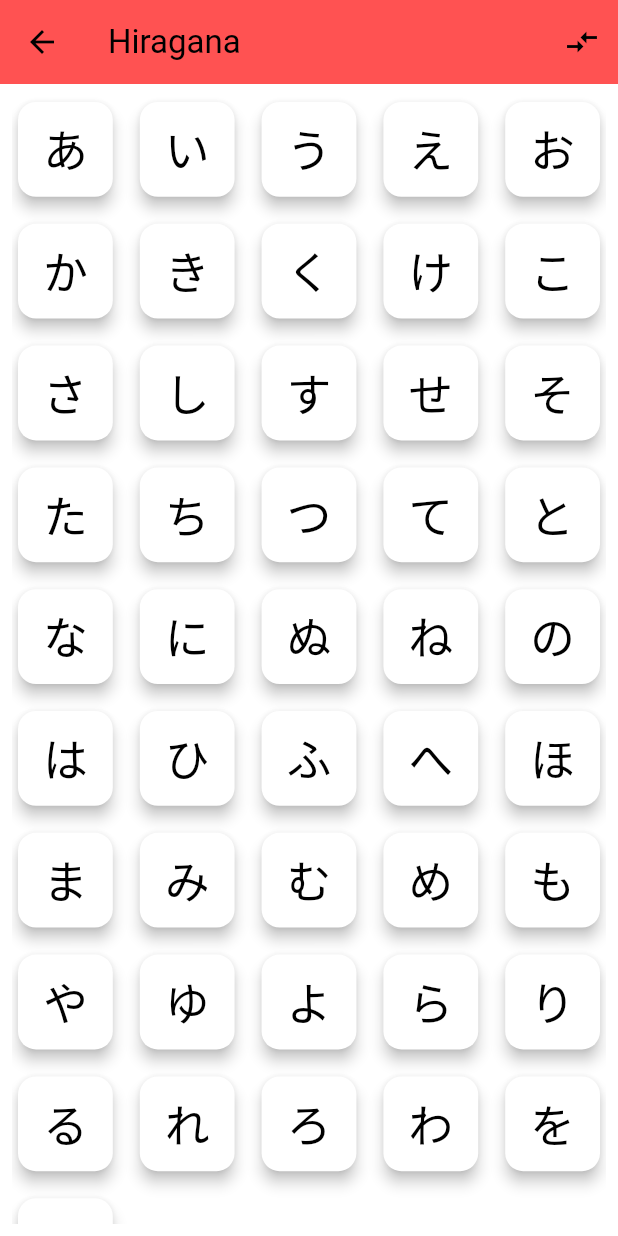
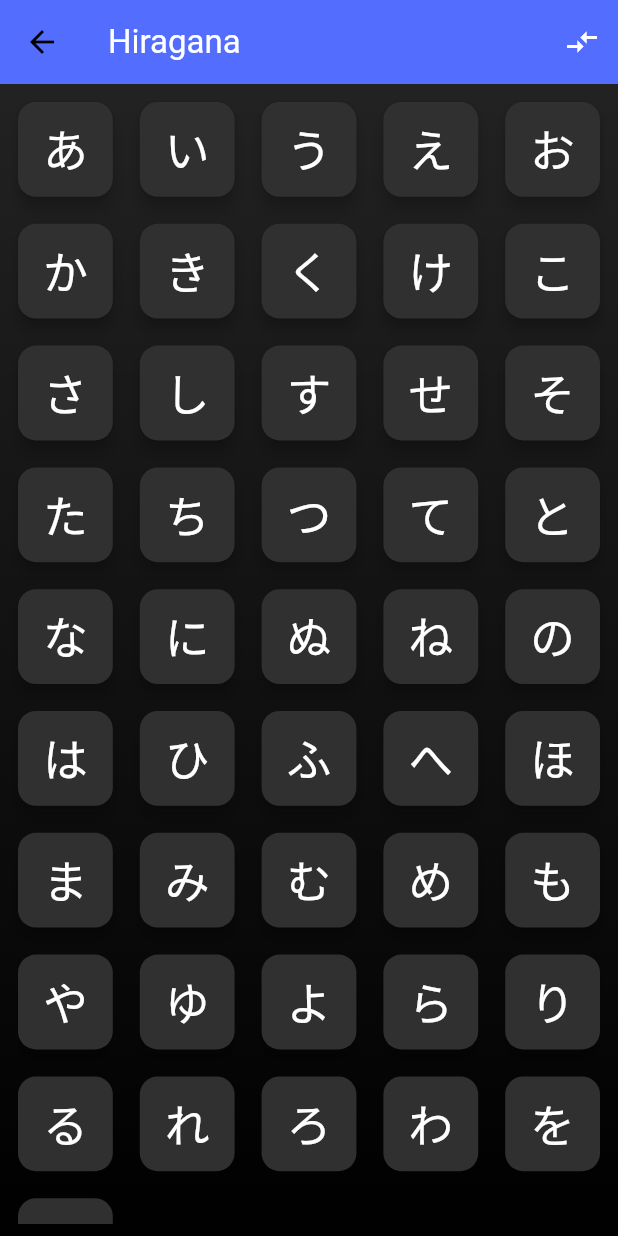
Before and after one commit to vizcacha22/-, a Flutter app: the FlashcardScreenJP screen opened by its route, on a phone screen of 412 x 824 dp. Run offline on Flutter 3.47's test engine with Material 3 defaults, Android fonts, the phone set to English and light mode, and no system bars; our stand-ins replace audioplayers, cached_network_image, connectivity_plus, dash_chat_2, equatable, firebase_auth and 6 more; accounts and stored records are empty.

Commit message:
Interfaz mejora de las flascards :V

```diff
--- a/lib/presentation/flashcards/flashcards_japanese.dart
+++ b/lib/presentation/flashcards/flashcards_japanese.dart
@@ -146,16 +146,26 @@ class FlashcardScreenState extends State<FlashcardScreenJP> {
   Widget build(BuildContext context) {
     return Scaffold(
       appBar: AppBar(
-        title: Text(_isHiragana ? 'Hiragana' : 'Katakana'),
-        backgroundColor: Colors.redAccent,
+        title: Text(
+          _isHiragana ? 'Hiragana' : 'Katakana',
+          style: TextStyle(color: Colors.white),
+        ),
+        backgroundColor: Colors.indigoAccent,
         actions: [
           IconButton(
-            icon: Icon(Icons.compare_arrows),
+            icon: Icon(Icons.compare_arrows, color: Colors.white),
             onPressed: _toggleMode,
           ),
         ],
       ),
-      body: Padding(
+      body: Container(
+        decoration: BoxDecoration(
+          gradient: LinearGradient(
+            colors: [Colors.black87, Colors.black],
+            begin: Alignment.topCenter,
+            end: Alignment.bottomCenter,
+          ),
+        ),
         padding: const EdgeInsets.all(8.0),
         child: GridView.builder(
           gridDelegate: SliverGridDelegateWithFixedCrossAxisCount(
@@ -169,12 +179,16 @@ class FlashcardScreenState extends State<FlashcardScreenJP> {
             return GestureDetector(
               onTap: () => _flipFlashcard(index),
               child: Card(
+                color: Colors.grey[850], // Darker card background
                 elevation: 4.0,
                 child: Container(
                   alignment: Alignment.center,
                   child: Text(
                     flashcard.showFront ? flashcard.front : flashcard.back,
-                    style: TextStyle(fontSize: 30),
+                    style: TextStyle(
+                      fontSize: 30,
+                      color: flashcard.showFront ? Colors.white : Colors.white,
+                    ),
                   ),
                 ),
               ),
```
Lines whose indentation alone changed are shown as unchanged.
